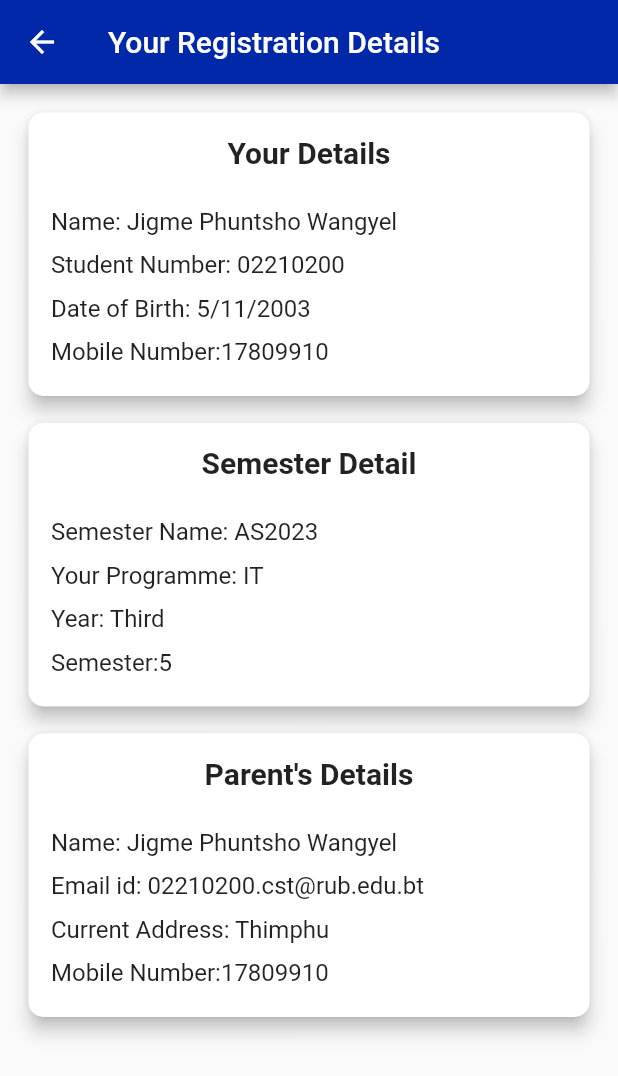
After one commit to JigmePwangyel/Semester-Registration-App, a Flutter app: the screen it shows after launch, after a tap on "View Your Registration Detail", on a phone screen of 412 x 824 dp. The commit adds this screen. Shown: the top 1076 px of the screen. Run offline on Flutter 3.47's test engine with Material 2 defaults, Android fonts, the phone set to English and light mode, and no system bars; missing offline and left inert: autocomplete_textfield; network calls fail.

Commit message:
Added Registration Info page

```diff
--- a/lib/pages/HomeTab.dart
+++ b/lib/pages/HomeTab.dart
@@ -1,6 +1,8 @@
 import 'package:flutter/material.dart';
 import 'FeeStructurePage.dart';
 import 'package:semester_registration_app/pages/personal_details.dart';
+
+import 'registrationDetail.dart';
 
 class HomePage extends StatefulWidget {
   const HomePage({super.key});
@@ -112,19 +114,26 @@ class homePageCard extends StatelessWidget {
               ),
             ],
           ),
-          Container(
+          GestureDetector(
+            onTap: () => {
+              Navigator.push(
+                context,
+                MaterialPageRoute(builder: (context) => RegistrationDetails()),
+              )
+            },
+            child: Container(
               padding: const EdgeInsets.all(15.0),
               child: const Row(
                 children: [
                   Icon(
-                  Icons.calendar_today,
+                    Icons.account_box,
                     color: Color.fromRGBO(0, 128, 255, 0.54),
                   ),
                   SizedBox(
                     width: 8.0,
                   ),
                   Text(
-                  "Registration is now open",
+                    "View Your Registration Detail",
                     style: TextStyle(
                       fontSize: 12,
                     ),
@@ -136,6 +145,7 @@ class homePageCard extends StatelessWidget {
                     color: Color.fromRGBO(0, 0, 0, 0.56),
                   )
                 ],
+              ),
             ),
           ),
           GestureDetector(
--- a/lib/pages/MyHomePage.dart
+++ b/lib/pages/MyHomePage.dart
@@ -29,11 +29,24 @@ class _MyWidgetState extends State<MyHomePage> {
     super.dispose();
   }
 
+  AppBar _getAppBar(int selectedIndex) {
+    switch (selectedIndex) {
+      case 0:
+        return AppBar(title: Text('Home Page'));
+      case 1:
+        return AppBar(title: Text('Receipt Page'));
+      case 2:
+        return AppBar(title: Text('Info Page'));
+      default:
+        return AppBar(title: Text('Default App Bar'));
+    }
+  }
+
   @override
   Widget build(BuildContext context) {
     return Scaffold(
       drawer: const sideMenu(),
-      appBar: AppBar(),
+      appBar: _getAppBar(_selectedIndex),
       body: PageView(
         controller: _pageController,
         children: const [
--- /dev/null
+++ b/lib/pages/registrationDetail.dart
@@ -0,0 +1,239 @@
+import 'package:flutter/material.dart';
+
+class RegistrationDetails extends StatefulWidget {
+  const RegistrationDetails({super.key});
+
+  @override
+  State<RegistrationDetails> createState() => _RegistrationDetails();
+}
+
+class _RegistrationDetails extends State<RegistrationDetails> {
+  @override
+  Widget build(BuildContext context) {
+    final colorScheme = const ColorScheme(
+      primary: Colors.blue,
+      secondary: Colors.teal,
+      background: Colors.white,
+      surface: Colors.white,
+      error: Colors.red,
+      onPrimary: Colors.white,
+      onSecondary: Colors.white,
+      onBackground: Colors.black,
+      onSurface: Colors.black,
+      onError: Colors.white,
+      brightness: Brightness.light,
+    );
+    return Scaffold(
+      appBar: AppBar(
+        title: Text("Your Registration Details"),
+      ),
+      body: Padding(
+        padding: const EdgeInsets.all(15.0),
+        child: Column(
+          children: [
+            Card(
+              // Set the color scheme.
+              color: colorScheme.surface,
+              // Set the border radius.
+              shape: RoundedRectangleBorder(
+                borderRadius: BorderRadius.circular(10.0),
+              ),
+              elevation: 5.0,
+              child: Column(
+                children: [
+                  Padding(
+                    padding: const EdgeInsets.only(top: 15, bottom: 15),
+                    child: Container(
+                      alignment: Alignment.center,
+                      child: Text(
+                        "Your Details",
+                        style: TextStyle(
+                          fontWeight: FontWeight.w600,
+                          fontSize: 20,
+                        ),
+                      ),
+                    ),
+                  ),
+                  Padding(
+                    padding:
+                        const EdgeInsets.only(left: 15, top: 10, bottom: 10),
+                    child: Container(
+                      alignment: Alignment.centerLeft,
+                      child: Column(
+                        crossAxisAlignment: CrossAxisAlignment.start,
+                        children: [
+                          Text(
+                            "Name: Jigme Phuntsho Wangyel",
+                            style: TextStyle(
+                              fontSize: 16,
+                            ),
+                          ),
+                          SizedBox(height: 10),
+                          Text(
+                            "Student Number: 02210200",
+                            style: TextStyle(
+                              fontSize: 16,
+                            ),
+                          ),
+                          SizedBox(height: 10),
+                          Text(
+                            "Date of Birth: 5/11/2003",
+                            style: TextStyle(
+                              fontSize: 16,
+                            ),
+                          ),
+                          SizedBox(height: 10),
+                          Text(
+                            "Mobile Number:17809910",
+                            style: TextStyle(
+                              fontSize: 16,
+                            ),
+                          ),
+                          SizedBox(height: 10),
+                        ],
+                      ),
+                    ),
+                  )
+                ],
+              ),
+            ),
+            SizedBox(height: 10),
+            Card(
+              // Set the color scheme.
+              color: colorScheme.surface,
+              // Set the border radius.
+              shape: RoundedRectangleBorder(
+                borderRadius: BorderRadius.circular(10.0),
+              ),
+              elevation: 5.0,
+              child: Column(
+                children: [
+                  Padding(
+                    padding: const EdgeInsets.only(top: 15, bottom: 15),
+                    child: Container(
+                      alignment: Alignment.center,
+                      child: Text(
+                        "Semester Detail",
+                        style: TextStyle(
+                          fontWeight: FontWeight.w600,
+                          fontSize: 20,
+                        ),
+                      ),
+                    ),
+                  ),
+                  Padding(
+                    padding:
+                        const EdgeInsets.only(left: 15, top: 10, bottom: 10),
+                    child: Container(
+                      alignment: Alignment.centerLeft,
+                      child: Column(
+                        crossAxisAlignment: CrossAxisAlignment.start,
+                        children: [
+                          Text(
+                            "Semester Name: AS2023",
+                            style: TextStyle(
+                              fontSize: 16,
+                            ),
+                          ),
+                          SizedBox(height: 10),
+                          Text(
+                            "Your Programme: IT",
+                            style: TextStyle(
+                              fontSize: 16,
+                            ),
+                          ),
+                          SizedBox(height: 10),
+                          Text(
+                            "Year: Third",
+                            style: TextStyle(
+                              fontSize: 16,
+                            ),
+                          ),
+                          SizedBox(height: 10),
+                          Text(
+                            "Semester:5",
+                            style: TextStyle(
+                              fontSize: 16,
+                            ),
+                          ),
+                          SizedBox(height: 10),
+                        ],
+                      ),
+                    ),
+                  )
+                ],
+              ),
+            ),
+            SizedBox(height: 10),
+            Card(
+              // Set the color scheme.
+              color: colorScheme.surface,
+              // Set the border radius.
+              shape: RoundedRectangleBorder(
+                borderRadius: BorderRadius.circular(10.0),
+              ),
+              elevation: 5.0,
+              child: Column(
+                children: [
+                  Padding(
+                    padding: const EdgeInsets.only(top: 15, bottom: 15),
+                    child: Container(
+                      alignment: Alignment.center,
+                      child: Text(
+                        "Parent's Details",
+                        style: TextStyle(
+                          fontWeight: FontWeight.w600,
+                          fontSize: 20,
+                        ),
+                      ),
+                    ),
+                  ),
+                  Padding(
+                    padding:
+                        const EdgeInsets.only(left: 15, top: 10, bottom: 10),
+                    child: Container(
+                      alignment: Alignment.centerLeft,
+                      child: Column(
+                        crossAxisAlignment: CrossAxisAlignment.start,
+                        children: [
+                          Text(
+                            "Name: Jigme Phuntsho Wangyel",
+                            style: TextStyle(
+                              fontSize: 16,
+                            ),
+                          ),
+                          SizedBox(height: 10),
+                          Text(
+                            "Email id: 02210200.cst@rub.edu.bt",
+                            style: TextStyle(
+                              fontSize: 16,
+                            ),
+                          ),
+                          SizedBox(height: 10),
+                          Text(
+                            "Current Address: Thimphu",
+                            style: TextStyle(
+                              fontSize: 16,
+                            ),
+                          ),
+                          SizedBox(height: 10),
+                          Text(
+                            "Mobile Number:17809910",
+                            style: TextStyle(
+                              fontSize: 16,
+                            ),
+                          ),
+                          SizedBox(height: 10),
+                        ],
+                      ),
+                    ),
+                  )
+                ],
+              ),
+            ),
+          ],
+        ),
+      ),
+    );
+  }
+}
```
Lines whose indentation alone changed are shown as unchanged.
